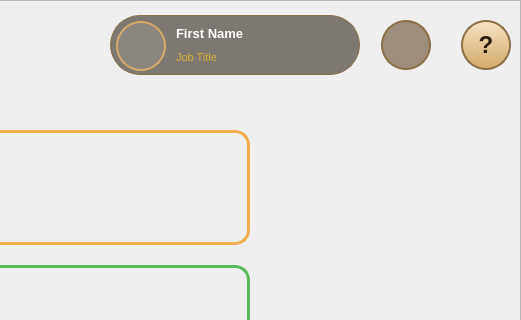
rayenkb/Esprit--PI2AC---2A4--2526-HammerDown, file home.ui: the form before one commit; both pictures show x 790 to 1311 and y 0 to 320 of the 1311 by 657 pixel window.
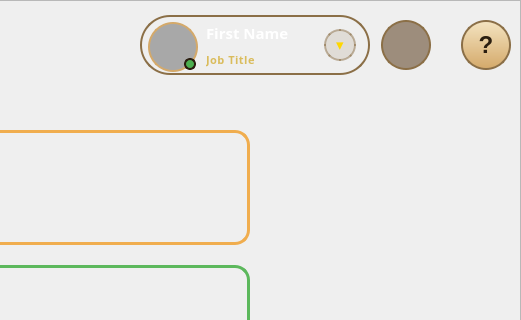
The form after the commit. Icons and pictures are not drawn.

Commit message: profile improv + animation

The edit to the form file:
```diff
--- a/home.ui
+++ b/home.ui
@@ -343,38 +343,41 @@
   <widget class="QFrame" name="profile_frame">
    <property name="geometry">
     <rect>
-     <x>900</x>
+     <x>930</x>
      <y>15</y>
-     <width>250</width>
+     <width>230</width>
      <height>60</height>
     </rect>
    </property>
    <property name="styleSheet">
     <string notr="true">#profile_frame {
-    background: rgba(50, 40, 30, 0.6);
-    border: 1px solid #8B6F47;
+    background: qlineargradient(x1:0, y1:0, x2:1, y2:1, 
+        stop:0 rgba(70, 50, 30, 0.85), 
+        stop:0.5 rgba(40, 30, 20, 0.9),
+        stop:1 rgba(20, 15, 10, 0.95));
+    border: 2px solid #8B6F47;
     border-radius: 30px;
 }
 QLabel { background: transparent; border: none; color: white; }</string>
    </property>
    <layout class="QHBoxLayout" name="profileLayout">
     <property name="spacing">
-     <number>10</number>
+     <number>8</number>
     </property>
     <property name="leftMargin">
-     <number>5</number>
+     <number>6</number>
     </property>
     <property name="topMargin">
      <number>5</number>
     </property>
     <property name="rightMargin">
-     <number>5</number>
+     <number>12</number>
     </property>
     <property name="bottomMargin">
      <number>5</number>
     </property>
     <item>
-     <widget class="QLabel" name="lbl_user_avatar">
+     <widget class="QFrame" name="avatar_container">
       <property name="minimumSize">
        <size>
         <width>50</width>
@@ -388,29 +391,59 @@
        </size>
       </property>
       <property name="styleSheet">
-       <string notr="true">border: 1.5px solid #d4a96a; border-radius: 25px; background: rgba(255,255,255,0.1);</string>
+       <string notr="true">background: transparent;</string>
       </property>
-      <property name="text">
-       <string/>
-      </property>
-      <property name="scaledContents">
-       <bool>true</bool>
-      </property>
+      <widget class="QLabel" name="lbl_user_avatar">
+       <property name="geometry">
+        <rect>
+         <x>0</x>
+         <y>0</y>
+         <width>50</width>
+         <height>50</height>
+        </rect>
+       </property>
+       <property name="styleSheet">
+        <string notr="true">border: 2px solid #d4a96a; border-radius: 25px; background: rgba(0,0,0,0.3);</string>
+       </property>
+       <property name="text">
+        <string/>
+       </property>
+       <property name="scaledContents">
+        <bool>true</bool>
+       </property>
+      </widget>
+      <widget class="QFrame" name="status_dot">
+       <property name="geometry">
+        <rect>
+         <x>36</x>
+         <y>36</y>
+         <width>12</width>
+         <height>12</height>
+        </rect>
+       </property>
+       <property name="styleSheet">
+        <string notr="true">background-color: #4CAF50; border: 2px solid #2A1E10; border-radius: 6px;</string>
+       </property>
+      </widget>
      </widget>
     </item>
     <item>
      <layout class="QVBoxLayout" name="userInfoLayout">
       <property name="spacing">
-       <number>0</number>
+       <number>-2</number>
       </property>
       <item>
        <widget class="QLabel" name="lbl_user_name">
         <property name="font">
          <font>
-          <pointsize>10</pointsize>
+          <family>Outfit</family>
+          <pointsize>11</pointsize>
           <bold>true</bold>
          </font>
         </property>
+        <property name="styleSheet">
+         <string notr="true">color: #FFFFFF; subcontrol-origin: padding;</string>
+        </property>
         <property name="text">
          <string>First Name</string>
         </property>
@@ -420,11 +453,13 @@
        <widget class="QLabel" name="lbl_user_role">
         <property name="font">
          <font>
+          <family>Outfit</family>
           <pointsize>8</pointsize>
+          <bold>true</bold>
          </font>
         </property>
         <property name="styleSheet">
-         <string notr="true">color: #D4AF37;</string>
+         <string notr="true">color: rgba(212, 175, 55, 0.8); letter-spacing: 0.5px;</string>
         </property>
         <property name="text">
          <string>Job Title</string>
@@ -433,6 +468,62 @@
       </item>
      </layout>
     </item>
+    <item>
+     <spacer name="horizontalSpacer">
+      <property name="orientation">
+       <enum>Qt::Horizontal</enum>
+      </property>
+      <property name="sizeType">
+       <enum>QSizePolicy::Fixed</enum>
+      </property>
+      <property name="sizeHint" stdset="0">
+       <size>
+        <width>10</width>
+        <height>20</height>
+       </size>
+      </property>
+     </spacer>
+    </item>
+    <item>
+     <widget class="QPushButton" name="btn_profile_arrow">
+      <property name="minimumSize">
+       <size>
+        <width>32</width>
+        <height>32</height>
+       </size>
+      </property>
+      <property name="maximumSize">
+       <size>
+        <width>32</width>
+        <height>32</height>
+       </size>
+      </property>
+      <property name="cursor">
+       <cursorShape>PointingHandCursor</cursorShape>
+      </property>
+      <property name="styleSheet">
+       <string notr="true">QPushButton {
+    background: rgba(139, 111, 71, 0.15);
+    color: #ffd700;
+    font-size: 15px;
+    font-weight: bold;
+    border: 1.5px solid rgba(139, 111, 71, 0.5);
+    border-radius: 16px;
+}
+QPushButton:hover {
+    background: rgba(212, 169, 106, 0.3);
+    color: white;
+    border: 1.5px solid #d4a96a;
+}
+QPushButton:pressed {
+    background: rgba(139, 111, 71, 0.5);
+}</string>
+      </property>
+      <property name="text">
+       <string>▾</string>
+      </property>
+     </widget>
+    </item>
    </layout>
   </widget>
   <widget class="QPushButton" name="btn_help">
```
Left out of the diff: 9 changed lines with no effect on the pictures. The commit also changes 6 other files.
